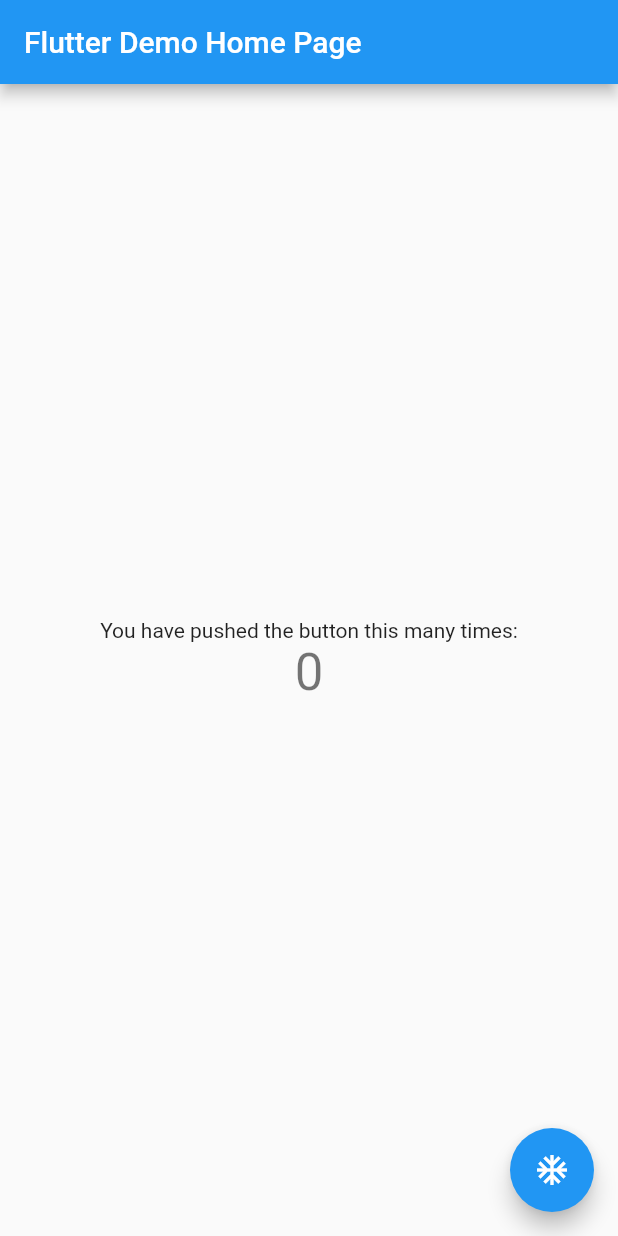
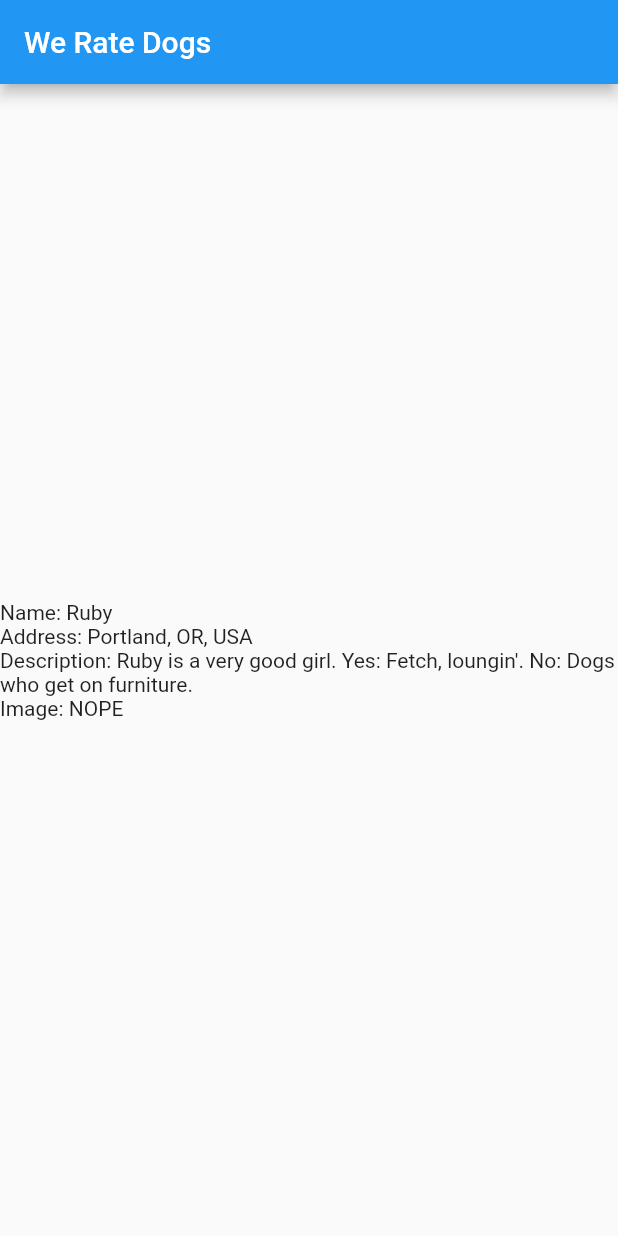
Before and after one commit to minhaz1217/we-rate-dogs, a Flutter app: the screen it shows after launch, on a phone screen of 412 x 824 dp. Run offline on Flutter 3.47's test engine with Material 2 defaults, Android fonts, the phone set to English and light mode, and no system bars.

Commit message:
Step 1: created the model, generated some data

```diff
--- /dev/null
+++ b/lib/dog_model.dart
@@ -0,0 +1,30 @@
+import 'dart:convert';
+import 'dart:io';
+
+class Dog{
+  final String name;
+  final String location;
+  final String description;
+  String imageUrl;
+  int rating = 10;
+
+  Dog(this.name, this.location, this.description){
+    imageUrl = "NOPE";
+    getImageUrl();
+  }
+  Future getImageUrl() async{
+    if(imageUrl != null){
+      return;
+    }
+    HttpClient http = HttpClient();
+    try{
+      var uri = Uri.http("dog.ceo", "/api/breeds/image/random");
+      var request = await http.getUrl(uri);
+      var response = await request.close();
+      var responseBody = await response.transform(utf8.decoder).join();
+      imageUrl = json.decode(responseBody)['message'];
+    }catch (exception){
+      print(exception);
+    }
+  }
+}
--- a/lib/main.dart
+++ b/lib/main.dart
@@ -1,112 +1,52 @@
-import 'package:flutter/material.dart';
-
+import "package:flutter/material.dart";
+import "dog_model.dart";
 void main() => runApp(MyApp());
 
-class MyApp extends StatelessWidget {
-  // This widget is the root of your application.
+
+class MyApp extends StatelessWidget{
   @override
   Widget build(BuildContext context) {
     return MaterialApp(
       debugShowCheckedModeBanner: false,
-      title: 'Flutter Demo',
-      theme: ThemeData(
-        // This is the theme of your application.
-        //
-        // Try running your application with "flutter run". You'll see the
-        // application has a blue toolbar. Then, without quitting the app, try
-        // changing the primarySwatch below to Colors.green and then invoke
-        // "hot reload" (press "r" in the console where you ran "flutter run",
-        // or simply save your changes to "hot reload" in a Flutter IDE).
-        // Notice that the counter didn't reset back to zero; the application
-        // is not restarted.
-        primarySwatch: Colors.blue,
-      ),
-      home: MyHomePage(title: 'Flutter Demo Home Page'),
+      title: "We rate dogs",
+      theme: ThemeData(brightness: Brightness.light),
+      home: MyHomePage(title : "We Rate Dogs"),
     );
   }
 }
 
-class MyHomePage extends StatefulWidget {
-  MyHomePage({Key key, this.title}) : super(key: key);
-
-  // This widget is the home page of your application. It is stateful, meaning
-  // that it has a State object (defined below) that contains fields that affect
-  // how it looks.
-
-  // This class is the configuration for the state. It holds the values (in this
-  // case the title) provided by the parent (in this case the App widget) and
-  // used by the build method of the State. Fields in a Widget subclass are
-  // always marked "final".
-
+class MyHomePage extends StatefulWidget{
   final String title;
 
+  MyHomePage({Key key, this.title}): super(key: key);
+
+
   @override
-  _MyHomePageState createState() => _MyHomePageState();
+  State<StatefulWidget> createState() => _MyHomePageState();
 }
 
-class _MyHomePageState extends State<MyHomePage> {
-  int _counter = 0;
-
-  void _incrementCounter() {
-    setState(() {
-      // This call to setState tells the Flutter framework that something has
-      // changed in this State, which causes it to rerun the build method below
-      // so that the display can reflect the updated values. If we changed
-      // _counter without calling setState(), then the build method would not be
-      // called again, and so nothing would appear to happen.
-      _counter++;
-    });
-  }
+class _MyHomePageState extends State<MyHomePage>{
+  List<Dog> dogs = []
+    ..add(Dog('Ruby', 'Portland, OR, USA',
+        'Ruby is a very good girl. Yes: Fetch, loungin\'. No: Dogs who get on furniture.'))
+    ..add(Dog('Rex', 'Seattle, WA, USA', 'Best in Show 1999'))
+    ..add(Dog('Rod Stewart', 'Prague, CZ',
+        'Star good boy on international snooze team.'))
+    ..add(Dog('Herbert', 'Dallas, TX, USA', 'A Very Good Boy'))
+    ..add(Dog('Buddy', 'North Pole, Earth', 'Self proclaimed human lover.'));
 
   @override
   Widget build(BuildContext context) {
-    // This method is rerun every time setState is called, for instance as done
-    // by the _incrementCounter method above.
-    //
-    // The Flutter framework has been optimized to make rerunning build methods
-    // fast, so that you can just rebuild anything that needs updating rather
-    // than having to individually change instances of widgets.
     return Scaffold(
       appBar: AppBar(
-        // Here we take the value from the MyHomePage object that was created by
-        // the App.build method, and use it to set our appbar title.
         title: Text(widget.title),
       ),
-      body: Center(
-        // Center is a layout widget. It takes a single child and positions it
-        // in the middle of the parent.
-        child: Column(
-          // Column is also layout widget. It takes a list of children and
-          // arranges them vertically. By default, it sizes itself to fit its
-          // children horizontally, and tries to be as tall as its parent.
-          //
-          // Invoke "debug painting" (press "p" in the console, choose the
-          // "Toggle Debug Paint" action from the Flutter Inspector in Android
-          // Studio, or the "Toggle Debug Paint" command in Visual Studio Code)
-          // to see the wireframe for each widget.
-          //
-          // Column has various properties to control how it sizes itself and
-          // how it positions its children. Here we use mainAxisAlignment to
-          // center the children vertically; the main axis here is the vertical
-          // axis because Columns are vertical (the cross axis would be
-          // horizontal).
-          mainAxisAlignment: MainAxisAlignment.center,
-          children: <Widget>[
-            Text(
-              'You have pushed the button this many times:',
-            ),
-            Text(
-              '$_counter',
-              style: Theme.of(context).textTheme.display1,
-            ),
-          ],
+      body: Container(
+        child: Center(
+          child: Text("Name: "+ dogs[0].name + "\nAddress: " + dogs[0].location + "\nDescription: " + dogs[0].description + "\nImage: " + dogs[0].imageUrl),
         ),
       ),
-      floatingActionButton: FloatingActionButton(
-        onPressed: _incrementCounter,
-        tooltip: 'Increment',
-        child: Icon(Icons.ac_unit),
-      ), // This trailing comma makes auto-formatting nicer for build methods.
     );
   }
+
 }
```
